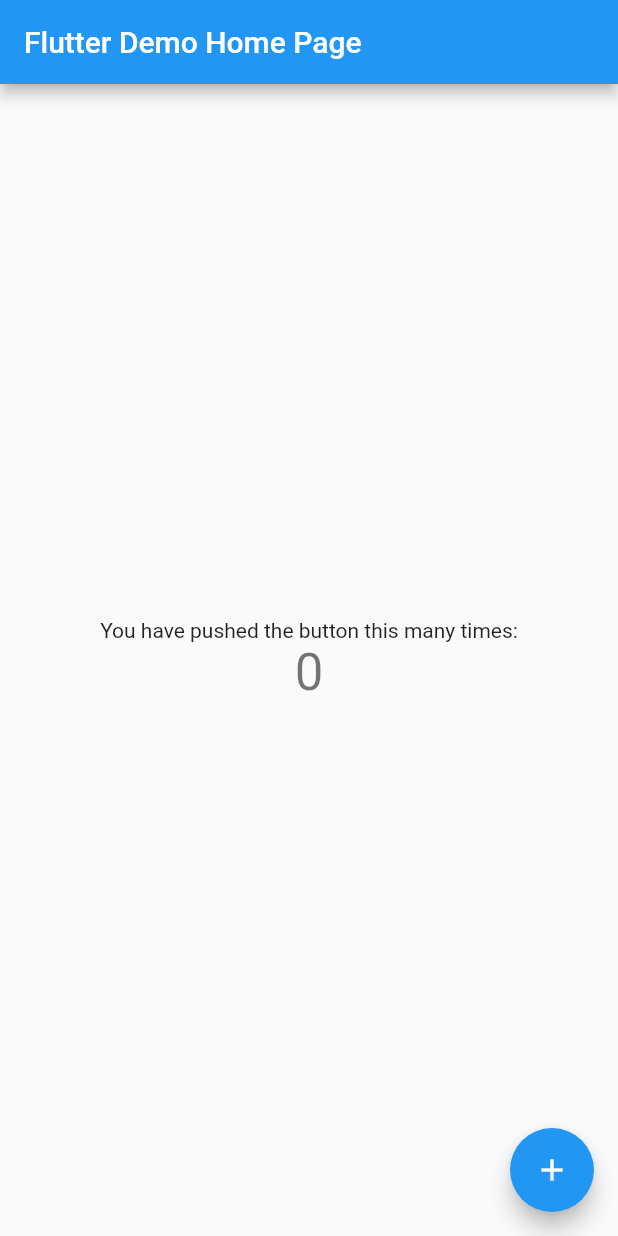
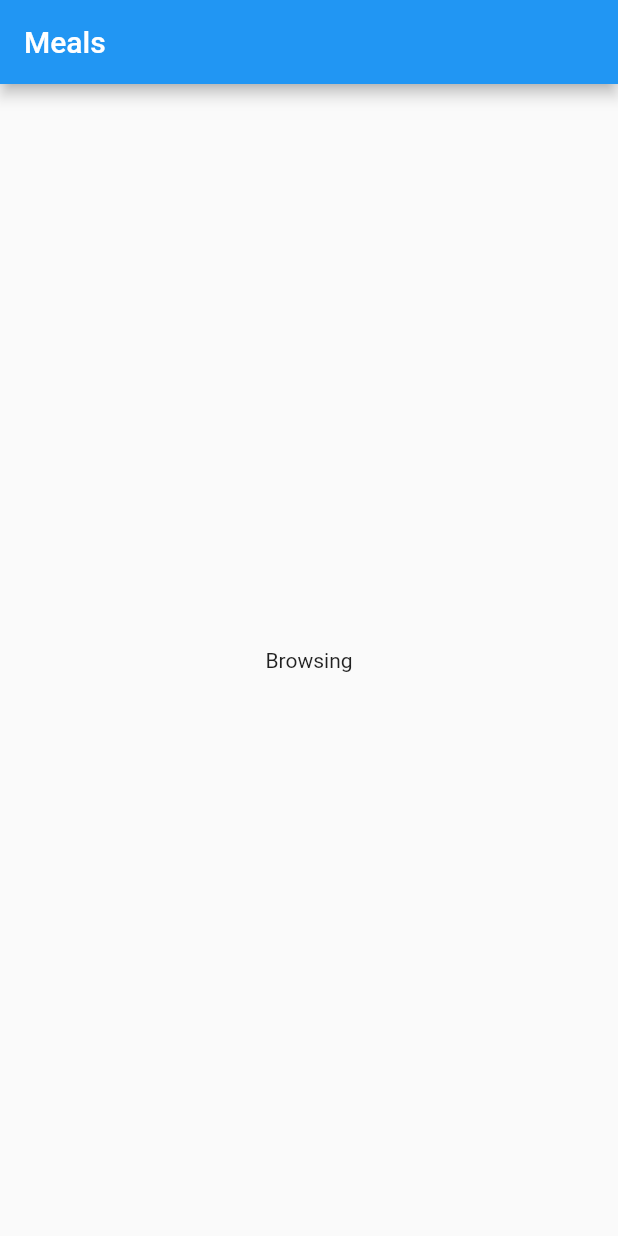
Before and after one commit to Luis020-hub/Refeicoes, a Flutter app: the screen it shows after launch, on a phone screen of 412 x 824 dp. Run offline on Flutter 3.47's test engine with Material 2 defaults, Android fonts, the phone set to English and light mode, and no system bars.

```diff
--- a/lib/main.dart
+++ b/lib/main.dart
@@ -1,115 +1,41 @@
+// ignore_for_file: library_private_types_in_public_api
+
 import 'package:flutter/material.dart';
 
-void main() {
-  runApp(const MyApp());
-}
+void main() => runApp(const MyApp());
 
 class MyApp extends StatelessWidget {
   const MyApp({super.key});
 
-  // This widget is the root of your application.
   @override
   Widget build(BuildContext context) {
     return MaterialApp(
-      title: 'Flutter Demo',
+      title: 'Meals',
       theme: ThemeData(
-        // This is the theme of your application.
-        //
-        // Try running your application with "flutter run". You'll see the
-        // application has a blue toolbar. Then, without quitting the app, try
-        // changing the primarySwatch below to Colors.green and then invoke
-        // "hot reload" (press "r" in the console where you ran "flutter run",
-        // or simply save your changes to "hot reload" in a Flutter IDE).
-        // Notice that the counter didn't reset back to zero; the application
-        // is not restarted.
         primarySwatch: Colors.blue,
       ),
-      home: const MyHomePage(title: 'Flutter Demo Home Page'),
+      home: const MyHomePage(),
     );
   }
 }
 
 class MyHomePage extends StatefulWidget {
-  const MyHomePage({super.key, required this.title});
-
-  // This widget is the home page of your application. It is stateful, meaning
-  // that it has a State object (defined below) that contains fields that affect
-  // how it looks.
-
-  // This class is the configuration for the state. It holds the values (in this
-  // case the title) provided by the parent (in this case the App widget) and
-  // used by the build method of the State. Fields in a Widget subclass are
-  // always marked "final".
-
-  final String title;
+  const MyHomePage({super.key});
 
   @override
-  State<MyHomePage> createState() => _MyHomePageState();
+  _MyHomePageState createState() => _MyHomePageState();
 }
 
 class _MyHomePageState extends State<MyHomePage> {
-  int _counter = 0;
-
-  void _incrementCounter() {
-    setState(() {
-      // This call to setState tells the Flutter framework that something has
-      // changed in this State, which causes it to rerun the build method below
-      // so that the display can reflect the updated values. If we changed
-      // _counter without calling setState(), then the build method would not be
-      // called again, and so nothing would appear to happen.
-      _counter++;
-    });
-  }
-
   @override
   Widget build(BuildContext context) {
-    // This method is rerun every time setState is called, for instance as done
-    // by the _incrementCounter method above.
-    //
-    // The Flutter framework has been optimized to make rerunning build methods
-    // fast, so that you can just rebuild anything that needs updating rather
-    // than having to individually change instances of widgets.
     return Scaffold(
       appBar: AppBar(
-        // Here we take the value from the MyHomePage object that was created by
-        // the App.build method, and use it to set our appbar title.
-        title: Text(widget.title),
+        title: const Text('Meals'),
       ),
-      body: Center(
-        // Center is a layout widget. It takes a single child and positions it
-        // in the middle of the parent.
-        child: Column(
-          // Column is also a layout widget. It takes a list of children and
-          // arranges them vertically. By default, it sizes itself to fit its
-          // children horizontally, and tries to be as tall as its parent.
-          //
-          // Invoke "debug painting" (press "p" in the console, choose the
-          // "Toggle Debug Paint" action from the Flutter Inspector in Android
-          // Studio, or the "Toggle Debug Paint" command in Visual Studio Code)
-          // to see the wireframe for each widget.
-          //
-          // Column has various properties to control how it sizes itself and
-          // how it positions its children. Here we use mainAxisAlignment to
-          // center the children vertically; the main axis here is the vertical
-          // axis because Columns are vertical (the cross axis would be
-          // horizontal).
-          mainAxisAlignment: MainAxisAlignment.center,
-          children: <Widget>[
-            const Text(
-              'You have pushed the button this many times:',
-            ),
-            Text(
-              '$_counter',
-              style: Theme.of(context).textTheme.headline4,
-            ),
-          ],
-        ),
+      body: const Center(
+        child: Text('Browsing'),
       ),
-      floatingActionButton: FloatingActionButton(
-        onPressed: _incrementCounter,
-        tooltip: 'Increment',
-        child: const Icon(Icons.add),
-      ), // This trailing comma makes auto-formatting nicer for build methods.
     );
   }
 }
```
Also changed, not shown: lib/data/dummy_data.dart (added, +56 -0 lines), lib/models/category.dart (added, +13 -0 lines), lib/screens/category_screen.dart (added, +18 -0 lines).
